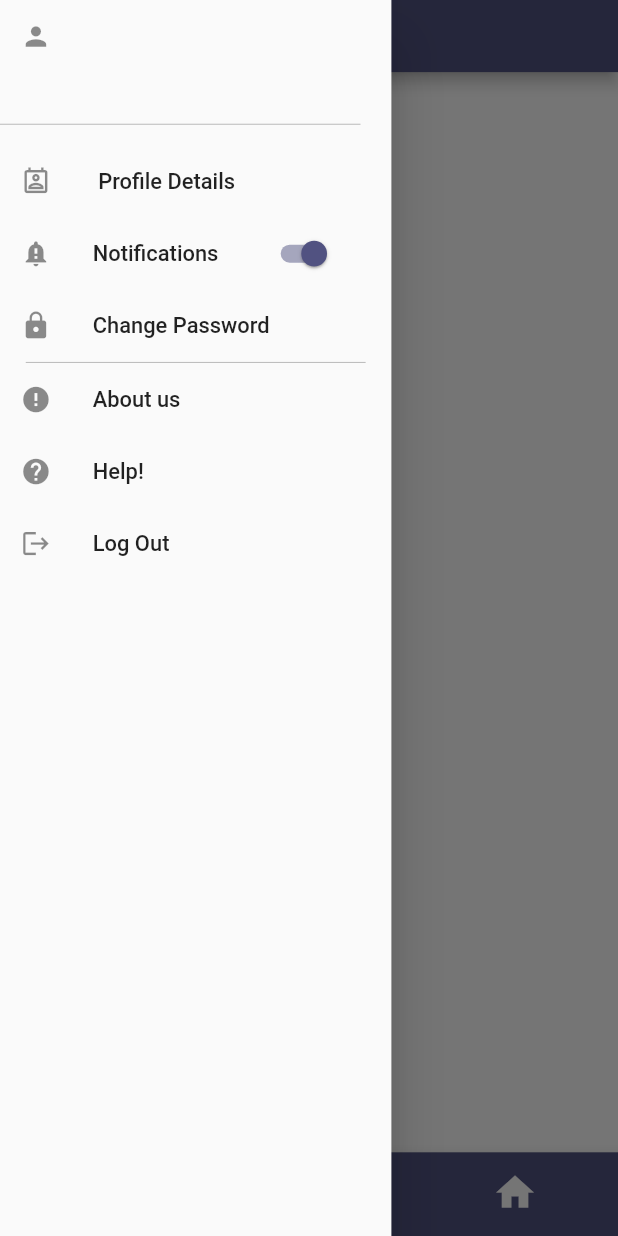
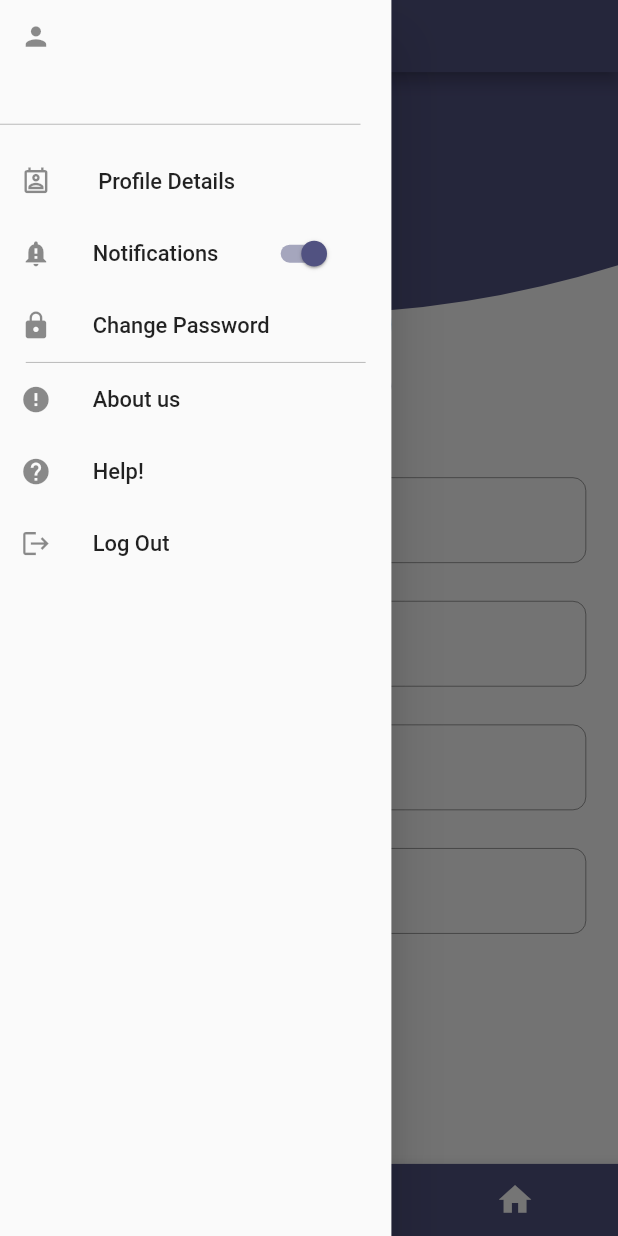
Before and after one commit to mo87654/User_App, a Flutter app: the UserLayout screen opened directly, with the side drawer open, on a phone screen of 412 x 824 dp. Run offline on Flutter 3.47's test engine with Material 2 defaults, Android fonts, the light colour scheme and no system bars; drawn by our look-alikes of animated_bottom_navigation_bar; our stand-ins replace cloud_firestore, country_picker, firebase_auth, firebase_core, flutter_local_notifications, flutter_spinkit and 4 more; accounts and stored records are empty.

Commit message:
update/ manar

```diff
--- a/lib/layout/user_layout.dart
+++ b/lib/layout/user_layout.dart
@@ -1,3 +1,4 @@
+import 'package:animated_bottom_navigation_bar/animated_bottom_navigation_bar.dart';
 import 'package:cloud_firestore/cloud_firestore.dart';
 import 'package:firebase_auth/firebase_auth.dart';
 import 'package:flutter/material.dart';
@@ -42,6 +43,13 @@
     'Notifications',
     'My account'
   ];
+  int _currentIndex = 0;
+  final List<IconData> _iconList = [
+    Icons.person,
+    Icons.notifications,
+    Icons.home,
+
+  ];
 
 
 
@@ -81,9 +89,9 @@
       drawerEnableOpenDragGesture: false,
       appBar: AppBar(
         backgroundColor: Color(0xff515281),
-        leading: leadingicon[2 - currentIndex],
+        leading: leadingicon[2 - _currentIndex],
         title: Text(
-          title[2 - currentIndex],
+          title[2 - _currentIndex],
           style: TextStyle(
             fontWeight: FontWeight.bold,
           ),
@@ -256,52 +264,32 @@
 
         ),
       ),
-      body: userScreens[2 - currentIndex],
+      body: userScreens[2 - _currentIndex],
 
-      bottomNavigationBar: BottomNavigationBar(
+      bottomNavigationBar: AnimatedBottomNavigationBar(
+        splashRadius: 50,
+        iconSize: 30,
+        inactiveColor: Colors.white,
+        activeColor: Colors.white,
+        backgroundColor: Color(0xff515281),
+        splashColor: Colors.cyan,
+        icons: _iconList,
+        activeIndex: _currentIndex,
+        splashSpeedInMilliseconds: 500,
+        gapLocation: GapLocation.none,
+        leftCornerRadius: 32,
+        rightCornerRadius: 32,
+        notchSmoothness: NotchSmoothness.defaultEdge,
+        shadow: const BoxShadow(
+          offset: Offset(0, 1),
+          blurRadius: 15,
+          spreadRadius: 0.7,
+          color: Color(0xff515281),
+        ),
 
-          iconSize: 35,
-          selectedItemColor: Colors.white,
-          unselectedItemColor: Colors.white,
-          showSelectedLabels: false,
-          showUnselectedLabels: false,
-          currentIndex: currentIndex,
-          backgroundColor: color(),
-          type: BottomNavigationBarType.fixed,
-          onTap: (index){
-            setState(() {
-              currentIndex = index;
-            });
-          },
-          items:const [
-            BottomNavigationBarItem(
-                icon: Icon(
-                  Icons.account_circle_outlined,
-                ),
-                label: ' ',
-                activeIcon: Icon(
-                  Icons.account_box,
-                )
-            ),
-            BottomNavigationBarItem(
-                icon: Icon(
-                  Icons.notifications_none,
-                ),
-                label: ' ',
-                activeIcon: Icon(
-                    Icons.notifications
-                )
-            ),
-            BottomNavigationBarItem(
-                icon: Icon(
-                  Icons.home_work_outlined,
-                ),
-                label: ' ',
-                activeIcon: Icon(
-                    Icons.home
-                )
-            ),
-          ]
+
+        onTap: (index) => setState(() => _currentIndex = index),
+
       ),
     );
   }
--- a/lib/main.dart
+++ b/lib/main.dart
@@ -4,8 +4,9 @@
 import 'package:flutter/material.dart';
 import 'package:responsive_framework/responsive_wrapper.dart';
 import 'package:responsive_framework/utils/scroll_behavior.dart';
+import 'package:splashscreen/splashscreen.dart';
+import 'package:user_app/modules/home%20screen/SplashScreen.dart';
 import 'package:user_app/modules/home%20screen/home.dart';
-
 import 'layout/user_layout.dart';
 import 'modules/login screen/login.dart';
 
@@ -46,7 +47,7 @@
         ResponsiveBreakpoint.autoScale(2460, name: '2XL'),
       ],),
 
-      home:isLogin == false? Login(): UserLayout(),
+      home:isLogin == false? SplashScreenPage(): UserLayout(),
       debugShowCheckedModeBanner: false,
     );
   }
--- a/lib/modules/New_forgetPasswordScreen/email_Screen.dart
+++ b/lib/modules/New_forgetPasswordScreen/email_Screen.dart
@@ -147,7 +147,7 @@
                     }
 
                   },
-                  color: const Color(0xff014EB8),
+                  color: const Color(0xff515281),
                   shape:RoundedRectangleBorder (
                     borderRadius: BorderRadius.circular (10.0), ),
                   child:isLoading
--- a/lib/modules/login screen/login.dart
+++ b/lib/modules/login screen/login.dart
@@ -95,7 +95,7 @@
                 Container(
                   padding: EdgeInsets.symmetric(vertical: 15),
                   child: Image(
-                    image: AssetImage('assets/images/bus.jpg'),
+                    image: AssetImage('assets/images/bus1.jpg'),
                     width: double.infinity,
                     height: 300,
                     fit: BoxFit.cover,
@@ -233,6 +233,7 @@
                       'Forget Password?',
                       style: TextStyle(
                         fontSize: 16,
+                        color: Color(0xff515281),
                       ),
                     ),
                   ),
@@ -275,7 +276,7 @@
                         fontSize: 17,
                       ),
                     ),
-                    color: Color(0xff014EB8),
+                    color: Color(0xff515281),
                     shape: RoundedRectangleBorder(
                       borderRadius: BorderRadius.circular(10.0),),
 
--- a/lib/modules/my_account screen/My_account.dart
+++ b/lib/modules/my_account screen/My_account.dart
@@ -83,12 +83,12 @@
                           width: MediaQuery.of(context).size.width,
                           height: MediaQuery.of(context).size.height,
 
-                          child: Align(
+                          child: const Align(
                             alignment: AlignmentDirectional.topCenter,
                             child: Padding(
                               padding: EdgeInsets.all(50),
                               child: Text(
-                                "Profile",
+                                "",
                                 style: TextStyle(
                                   fontSize: 35,
                                   letterSpacing: 1.5,
--- a/pubspec.yaml
+++ b/pubspec.yaml
@@ -21,6 +21,7 @@
 
 environment:
   sdk: '>=2.18.4 <3.0.0'
+
 
 # Dependencies specify other packages that your package needs in order to work.
 # To automatically upgrade your package dependencies to the latest versions
@@ -54,6 +55,8 @@
   shared_preferences: ^2.1.0
   path_provider: ^2.0.15
   firebase_storage: ^11.1.2
+  splashscreen: ^1.3.5
+  animated_bottom_navigation_bar: ^1.2.0
 
 dev_dependencies:
   flutter_test:
```
Also changed, not shown: lib/modules/home screen/SplashScreen.dart (added, +35 -0 lines), assets/images/wifibus.jpg (added), pubspec.lock.
